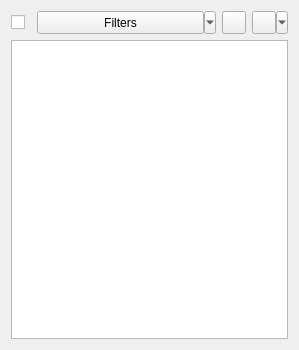
Before: the Qt Designer form src/Mod/Sketcher/Gui/TaskSketcherConstraints.ui in southseact-3d/fcd, drawn with Qt 5.
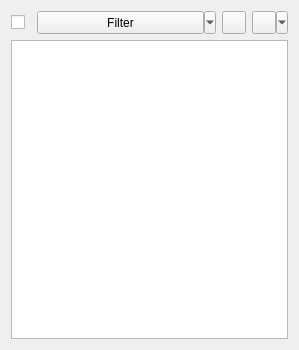
After: the same form once the commit is applied. Icons and pictures are not drawn. Custom widgets are drawn as their Qt base class.

```diff
--- a/src/Mod/Sketcher/Gui/TaskSketcherConstraints.ui
+++ b/src/Mod/Sketcher/Gui/TaskSketcherConstraints.ui
@@ -62,7 +62,7 @@
         <string notr="true">padding-left: 0px; margin-left: 0px</string>
        </property>
        <property name="text">
-        <string>Filters</string>
+        <string>Filter</string>
        </property>
        <property name="popupMode">
         <enum>QToolButton::MenuButtonPopup</enum>
```
Left out of the diff: 6 changed lines with no effect on the pictures.
